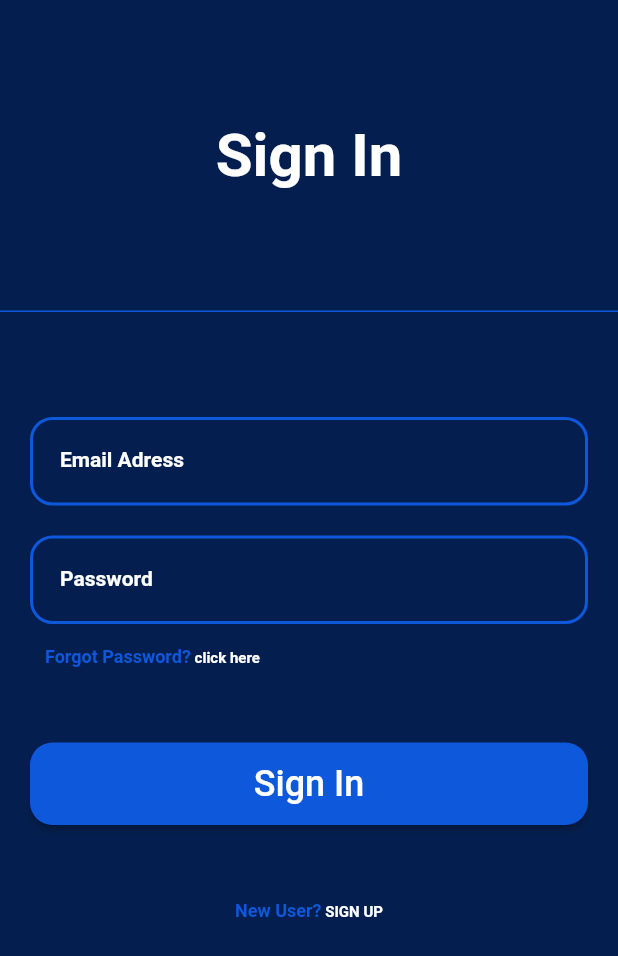
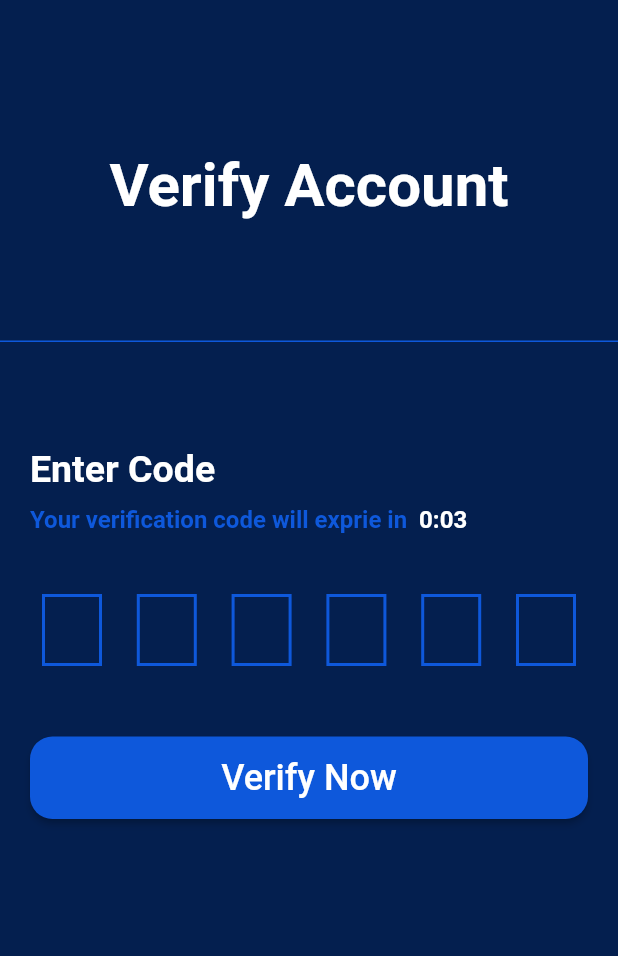
Before and after one commit to justdeepaktiwari/mailapp01, a Flutter app: the screen it shows after launch, on a phone screen of 412 x 824 dp. Shown: the top 956 px of the screen. Run offline on Flutter 3.47's test engine with Material 2 defaults, Android fonts, the phone set to English and light mode, and no system bars; our stand-ins replace connectivity_plus, email_validator, firebase_core, firebase_messaging, flutter_local_notifications, internet_connection_checker and 2 more; accounts and stored records are empty.

Commit message:
Verify User

```diff
--- a/lib/api/api_endpoints.dart
+++ b/lib/api/api_endpoints.dart
@@ -17,4 +17,6 @@ class ApiEndpoints {
   String get listNotifications => '/notifications/$userId';
   String get profileUpdate => '/users/$userId/update';
   String get listComplex => '/complexes/$userId';
+
+  String get verifyUser => '';
 }
--- a/lib/main.dart
+++ b/lib/main.dart
@@ -1,6 +1,7 @@
 import 'package:firebase_core/firebase_core.dart';
 import 'package:firebase_messaging/firebase_messaging.dart';
 import 'package:flutter/material.dart';
+import 'package:mailapp01/screens/auth/verify_screen.dart';
 import 'package:mailapp01/screens/splash_screen.dart';
 import 'package:mailapp01/services/notifications/local_notification_service.dart';
 import 'package:mailapp01/services/settings/settings_services.dart';
@@ -9,13 +10,18 @@ import 'package:mailapp01/utils/shared_preferences_utils.dart';
 import 'package:provider/provider.dart';
 import 'package:mailapp01/providers/auth_provider.dart';
 
+import 'firebase_options.dart';
+
 Future<void> backgroundHandler(RemoteMessage message) async {}
 
 void main() async {
   WidgetsFlutterBinding.ensureInitialized();
   await SharedPreferencesUtils.init();
 
-  await Firebase.initializeApp();
+  await Firebase.initializeApp(
+    options: DefaultFirebaseOptions.currentPlatform,
+  );
+
   FirebaseMessaging.onBackgroundMessage(backgroundHandler);
   LocalNotificationService.initialize();
 
@@ -34,10 +40,9 @@ class _MyAppState extends State<MyApp> {
   void initState() {
     super.initState();
     final mobileSettings = MobileSettings(context);
+    mobileSettings.permissionRequest();
 
     mobileSettings.getDeviceTokenToSendNotification();
-    mobileSettings.permissionRequest();
-
     mobileSettings.forGroundState();
     mobileSettings.backgroundNotTerminated();
     mobileSettings.terminatedState();
@@ -53,7 +58,7 @@ class _MyAppState extends State<MyApp> {
           primarySwatch: AppConstants.appColorMaterial,
         ),
         debugShowCheckedModeBanner: false,
-        home: const SplashScreen(),
+        home: const VerifyUserScreen(),
       ),
     );
   }
--- /dev/null
+++ b/lib/screens/auth/verify_screen.dart
@@ -0,0 +1,343 @@
+import 'dart:async';
+
+import 'package:connectivity_plus/connectivity_plus.dart';
+import 'package:flutter/cupertino.dart';
+import 'package:flutter/material.dart';
+import 'package:internet_connection_checker/internet_connection_checker.dart';
+import 'package:mailapp01/utils/constants.dart';
+import 'package:mailapp01/widgets/button.dart';
+import 'package:mailapp01/widgets/processing_dialog.dart';
+import 'package:mailapp01/widgets/text_diffrent_color.dart';
+
+class VerifyUserScreen extends StatefulWidget {
+  const VerifyUserScreen({super.key});
+
+  @override
+  State<VerifyUserScreen> createState() => _VerifyUserScreenState();
+}
+
+class _VerifyUserScreenState extends State<VerifyUserScreen> {
+  late StreamSubscription subscription;
+  bool isDeviceConnected = false;
+  bool isAlertSet = false;
+
+  bool _hasError = false;
+
+  late List<FocusNode> _focusNodes;
+  late List<TextEditingController> _controllers;
+
+  late Timer _timer;
+  int _currentDuration = 1 * 10;
+
+  @override
+  void initState() {
+    getConnectivity();
+    super.initState();
+    _focusNodes = List.generate(6, (_) => FocusNode());
+    _controllers = List.generate(6, (_) => TextEditingController());
+    _startTimer();
+  }
+
+  @override
+  Widget build(BuildContext context) {
+    return Scaffold(
+      body: SingleChildScrollView(
+        child: Column(
+          children: [
+            const SizedBox(
+              height: 100,
+              width: double.infinity,
+            ),
+            const Center(
+              child: Text(
+                "Verify Account",
+                style: TextStyle(
+                  fontSize: 40,
+                  color: AppConstants.white,
+                  fontWeight: FontWeight.bold,
+                ),
+              ),
+            ),
+            const SizedBox(
+              height: 80,
+              width: double.infinity,
+            ),
+            Container(
+              decoration: const BoxDecoration(
+                border: Border(
+                  bottom: BorderSide(
+                    color: AppConstants.appColor,
+                    width: 1.0,
+                  ),
+                ),
+              ),
+            ),
+            const SizedBox(
+              height: 50,
+              width: double.infinity,
+            ),
+            Container(
+              padding: const EdgeInsets.all(20),
+              child: Form(
+                child: Column(
+                  crossAxisAlignment: CrossAxisAlignment.start,
+                  children: [
+                    const Text(
+                      "Enter Code",
+                      style: TextStyle(
+                        fontSize: 25,
+                        fontWeight: FontWeight.bold,
+                        color: AppConstants.white,
+                      ),
+                    ),
+                    const SizedBox(
+                      height: 10,
+                    ),
+                    Container(
+                      child: _currentDuration > 0
+                          ? TextDiffrentColorWidget(
+                              startText:
+                                  "Your verification code will exprie in",
+                              endText: "  ${_formatDuration(_currentDuration)}",
+                              startFontSize: 16,
+                              endFontSize: 16,
+                            )
+                          : GestureDetector(
+                              child: const TextDiffrentColorWidget(
+                                startText: "Code expried send again",
+                                endText: " Click Here",
+                                startFontSize: 16,
+                                endFontSize: 16,
+                              ),
+                              onTap: () {
+                                setState(() {
+                                  _currentDuration = 15 * 60;
+                                  _startTimer();
+                                  setState(() {
+                                    _hasError = false;
+                                  });
+                                });
+                              },
+                            ),
+                    ),
+                    const SizedBox(
+                      height: 40,
+                    ),
+                    Row(
+                      mainAxisAlignment: MainAxisAlignment.spaceBetween,
+                      children:
+                          List.generate(6, (index) => _buildDigitField(index)),
+                    ),
+                    Container(
+                      margin: const EdgeInsets.fromLTRB(10, 10, 0, 0),
+                      child: _hasError
+                          ? const Text(
+                              "Please Enter 6-digit code properly",
+                              style: TextStyle(
+                                color: Colors.red,
+                              ),
+                            )
+                          : null,
+                    ),
+                    const SizedBox(
+                      height: 10,
+                      width: double.infinity,
+                    ),
+                    const SizedBox(
+                      height: 20,
+                      width: double.infinity,
+                    ),
+                    ButtonWidget(
+                      buttonName: "Verify Now",
+                      onPressed: () {
+                        setState(() {
+                          _hasError = false;
+                        });
+                        for (var element in _controllers) {
+                          if (element.text == '') {
+                            setState(() {
+                              _hasError = true;
+                            });
+                            return;
+                          }
+                        }
+                        _showProcessingDialog();
+                        _submitCode();
+                      },
+                    ),
+                    const SizedBox(
+                      height: 50,
+                      width: double.infinity,
+                    ),
+                  ],
+                ),
+              ),
+            ),
+          ],
+        ),
+      ),
+      backgroundColor: AppConstants.primaryColor,
+    );
+  }
+
+  Widget _buildDigitField(int index) {
+    return Container(
+      width: 40,
+      height: 55,
+      margin: const EdgeInsets.symmetric(horizontal: 8),
+      child: TextField(
+        controller: _controllers[index],
+        focusNode: _focusNodes[index],
+        keyboardType: TextInputType.number,
+        maxLength: 1,
+        textAlign: TextAlign.center,
+        style: const TextStyle(fontSize: 18, color: AppConstants.white),
+        decoration: InputDecoration(
+          counterText: '',
+          contentPadding: const EdgeInsets.all(1),
+          border: OutlineInputBorder(
+            borderRadius: const BorderRadius.all(Radius.zero),
+            borderSide: BorderSide(
+              color: _hasError ? Colors.red : AppConstants.appColor,
+              width: 2.0,
+            ),
+          ),
+          focusedBorder: OutlineInputBorder(
+            borderRadius: const BorderRadius.all(Radius.zero),
+            borderSide: BorderSide(
+              color: _hasError ? Colors.red : AppConstants.appColor,
+              width: 2.0,
+            ),
+          ),
+          enabledBorder: OutlineInputBorder(
+            borderRadius: const BorderRadius.all(Radius.zero),
+            borderSide: BorderSide(
+              color: _hasError ? Colors.red : AppConstants.appColor,
+              width: 2.0,
+            ),
+          ),
+        ),
+        onChanged: (value) {
+          if (value.isNotEmpty) {
+            if (index < 5) {
+              _focusNodes[index].unfocus();
+              FocusScope.of(context).requestFocus(_focusNodes[index + 1]);
+            } else {
+              _focusNodes[index].unfocus();
+            }
+          } else {
+            if (index > 0) {
+              _focusNodes[index].unfocus();
+              FocusScope.of(context).requestFocus(_focusNodes[index - 1]);
+            }
+          }
+        },
+      ),
+    );
+  }
+
+  void _submitCode() {
+    String code = '';
+    for (var i = 0; i < 6; i++) {
+      code += _controllers[i].text;
+    }
+  }
+
+  void _showProcessingDialog() {
+    showDialog(
+      context: context,
+      barrierDismissible: false,
+      builder: (BuildContext context) {
+        return const ProcessingDialog();
+      },
+    );
+  }
+
+  void showSuccessMessage(String message) {
+    final snackBar = SnackBar(
+      content: Text(message),
+      backgroundColor: Colors.green,
+    );
+    ScaffoldMessenger.of(context).showSnackBar(snackBar);
+  }
+
+  void showErrorMessage(String message) {
+    final snackBar = SnackBar(
+      content: Text(message),
+      backgroundColor: Colors.red,
+    );
+    ScaffoldMessenger.of(context).showSnackBar(snackBar);
+  }
+
+  getConnectivity() async {
+    isDeviceConnected = await InternetConnectionChecker().hasConnection;
+
+    if (!isDeviceConnected && isAlertSet == false) {
+      showDialogBox();
+      setState(() => isAlertSet = true);
+    }
+
+    subscription = Connectivity().onConnectivityChanged.listen(
+      (ConnectivityResult result) async {
+        isDeviceConnected = await InternetConnectionChecker().hasConnection;
+        if (!isDeviceConnected && isAlertSet == false) {
+          showDialogBox();
+          setState(() => isAlertSet = true);
+        }
+      },
+    );
+  }
+
+  @override
+  void dispose() {
+    subscription.cancel();
+    for (var i = 0; i < 6; i++) {
+      _controllers[i].dispose();
+    }
+    _timer.cancel();
+    super.dispose();
+  }
+
+  void _startTimer() {
+    const oneSecond = Duration(seconds: 1);
+    _timer = Timer.periodic(oneSecond, (timer) {
+      setState(() {
+        if (_currentDuration > 0) {
+          _currentDuration--;
+        } else {
+          _timer.cancel();
+        }
+      });
+    });
+  }
+
+  String _formatDuration(int duration) {
+    print(duration);
+    int minutes = duration ~/ 60;
+    int seconds = duration % 60;
+    return '$minutes:${seconds.toString().padLeft(2, '0')}';
+  }
+
+  showDialogBox() => showCupertinoDialog<String>(
+        context: context,
+        builder: (BuildContext context) => CupertinoAlertDialog(
+          title: const Text('No Connection'),
+          content: const Text('Please check your internet connectivity'),
+          actions: <Widget>[
+            TextButton(
+              onPressed: () async {
+                Navigator.pop(context, 'Cancel');
+                setState(() => isAlertSet = false);
+                isDeviceConnected =
+                    await InternetConnectionChecker().hasConnection;
+                if (!isDeviceConnected && isAlertSet == false) {
+                  showDialogBox();
+                  setState(() => isAlertSet = true);
+                }
+              },
+              child: const Text('OK'),
+            ),
+          ],
+        ),
+      );
+}
--- a/lib/widgets/text_diffrent_color.dart
+++ b/lib/widgets/text_diffrent_color.dart
@@ -4,10 +4,15 @@ import 'package:mailapp01/utils/constants.dart';
 class TextDiffrentColorWidget extends StatelessWidget {
   final String startText;
   final String endText;
+  final double? startFontSize;
+  final double? endFontSize;
+
   const TextDiffrentColorWidget({
     super.key,
     required this.startText,
     required this.endText,
+    this.startFontSize,
+    this.endFontSize,
   });
 
   @override
@@ -17,17 +22,17 @@ class TextDiffrentColorWidget extends StatelessWidget {
         children: [
           TextSpan(
             text: startText,
-            style: const TextStyle(
+            style: TextStyle(
               color: AppConstants.appColor,
-              fontSize: 12,
+              fontSize: startFontSize ?? 12,
               fontWeight: FontWeight.bold,
             ),
           ),
           TextSpan(
             text: endText,
-            style: const TextStyle(
+            style: TextStyle(
               color: AppConstants.white,
-              fontSize: 10,
+              fontSize: endFontSize ?? 10,
               fontWeight: FontWeight.bold,
             ),
           )
```
Also changed, not shown: lib/services/auth/auth_service.dart (+47 -0 lines), lib/services/auth/verify_body.dart (added, +19 -0 lines), lib/services/settings/settings_services.dart (+2 -6 lines).
